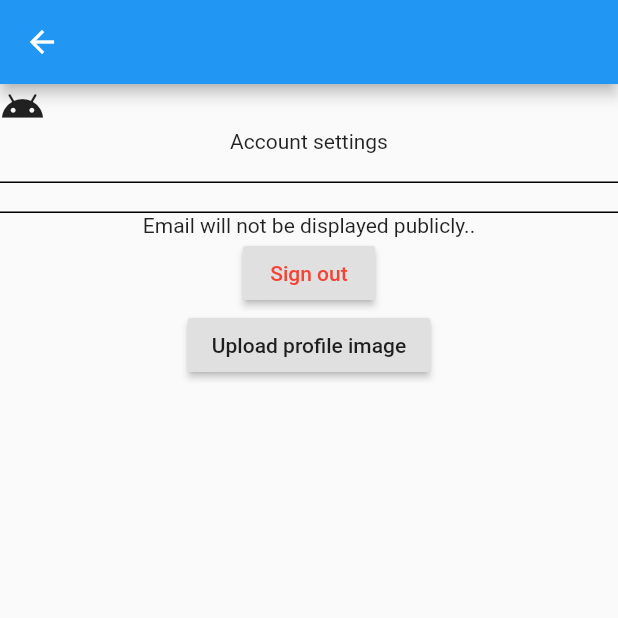
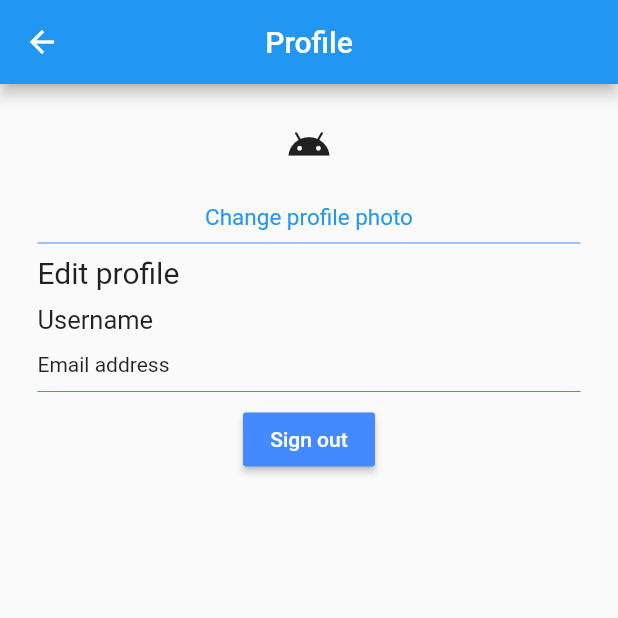
Before and after one commit to Andreasmalleus/FlutterMessenger, a Flutter app: the ChatsPage screen opened directly with empty values, after a tap on the "account circle" icon, on a phone screen of 412 x 824 dp, the top half of it. Run offline on Flutter 3.47's test engine with Material 2 defaults, Android fonts, the phone set to English and light mode, and no system bars; our stand-ins replace file_picker, firebase_auth, firebase_database, firebase_storage; missing offline and left inert: ext_storage; accounts and stored records are empty.

Commit message:
Closes #3 and also an ability to change email or username respectively

```diff
--- a/lib/pages/AccountPage.dart
+++ /dev/null
@@ -1,143 +0,0 @@
-import 'dart:io';
-import 'package:file_picker/file_picker.dart';
-import 'package:flutter/material.dart';
-import 'package:fluttermessenger/models/userModel.dart';
-import 'package:fluttermessenger/services/authenitaction.dart';
-import 'package:fluttermessenger/services/database.dart';
-
-class AccountPage extends StatefulWidget{
-
-  final BaseAuth auth;
-  final BaseDb database;
-  final VoidCallback logOutCallback;
-  final String userId;
-
-  AccountPage({this.database, this.auth, this.logOutCallback, this.userId});
-
-  @override
-  _AccountPageState createState() => _AccountPageState();
-
-}
-
-class _AccountPageState extends State<AccountPage>{
-
-  File file;
-
-  void _signOut() async {
-    try{
-      await widget.auth.signOut();
-      widget.logOutCallback();
-      Navigator.pop(context);
-    }catch(e){
-      print(e);
-    }
-  }
-
-  void _uploadImage() async{
-    String url = "";
-    try{
-      file = await FilePicker.getFile(type: FileType.image);
-      url = await widget.database.uploadUserImageToStorage(file, widget.userId);
-      widget.database.updateUserImageUrl(url, widget.userId);
-    }catch(e){
-      print(e);
-    }
-  }
-
-  @override
-  void initState(){
-    super.initState();
-  }
-
-  Widget build(BuildContext context){
-    if(widget.userId != null){
-      return StreamBuilder(
-            stream: widget.database.getUserRef().child(widget.userId).onValue,
-            builder: (context, snapshot){
-              if(snapshot.hasData && snapshot.data.snapshot.value != null){
-                dynamic dbUser = snapshot.data.snapshot.value;
-                User user = User(
-                  id: widget.userId,
-                  imageUrl: dbUser["imageUrl"],
-                  createdAt: dbUser["createdAt"],
-                  username: dbUser["username"],
-                  email: dbUser["email"]
-                );
-                  return Scaffold(
-                    appBar: AppBar(
-                      title: Text(user.username),
-                      centerTitle: true,
-                    ),
-                    body: Column(
-                      children: <Widget>[
-                        Row(
-                          children: <Widget>[
-                          Container(
-                            child:
-                              user.imageUrl != ""
-                              ?
-                              CircleAvatar(
-                                radius: 60,
-                                backgroundImage: NetworkImage(user.imageUrl),
-                              )
-                              :
-                              Icon(Icons.android, size: 30,)
-                            ),
-                          Container(
-                            child: Text(user.username),
-                          )
-                        ],),
-                        Container(child: Text("Account settings"),),
-
-                        Container(
-                          decoration: BoxDecoration(
-                            border: Border(bottom: BorderSide(color: Colors.black))
-                          ),
-                          child: TextField(
-                            decoration: InputDecoration.collapsed(hintText: user.username),
-                          ),
-                        ),
-                        Container(
-                          decoration: BoxDecoration(
-                            border: Border(bottom: BorderSide(color: Colors.black))
-                          ),
-                          child: TextField(
-                            decoration: InputDecoration.collapsed(hintText: user.email),
-                          ),
-                        ),
-                        Container(
-                          child: Text("Email will not be displayed publicly.."),
-                        ),
-                        Container(
-                          child: RaisedButton(
-                            child: Text("Sign out", style: TextStyle(color: Colors.red),),
-                            onPressed: () => _signOut()
-                            ),
-                        ),
-                        Container(
-                          child: RaisedButton(
-                            child: Text("Upload profile image"),
-                            onPressed: () => {
-                              _uploadImage()
-                            },
-                          ),
-                        ),
-                    ],),
-                  );
-              }else{
-                return Container(
-                  width: 0,
-                  height: 0,
-                );
-              }
-            },
-          );
-    }else{
-      return Container(
-        alignment: Alignment.center,
-        child: CircularProgressIndicator(),
-      );
-    }
-
-  }
-}
--- a/lib/pages/ChatsPage.dart
+++ b/lib/pages/ChatsPage.dart
@@ -1,7 +1,7 @@
 import 'package:flutter/material.dart';
 import 'package:fluttermessenger/models/chatModel.dart';
 import 'package:fluttermessenger/models/userModel.dart';
-import 'package:fluttermessenger/pages/AccountPage.dart';
+import 'package:fluttermessenger/pages/ProfilePage.dart';
 import 'package:fluttermessenger/services/authenitaction.dart';
 import 'package:fluttermessenger/services/database.dart';
 import 'package:fluttermessenger/utils/utils.dart';
@@ -79,7 +79,7 @@ class _ChatsPageState extends State<ChatsPage>{
             ),
             onTap: () => {
               Navigator.of(context, rootNavigator: true).push(MaterialPageRoute(
-                builder: (context) => AccountPage(
+                builder: (context) => ProfilePage(
                   database: widget.database,
                   auth : widget.auth,
                   logOutCallback: widget.logOutCallback,
--- a/lib/pages/GroupsPage.dart
+++ b/lib/pages/GroupsPage.dart
@@ -7,7 +7,7 @@ import 'package:fluttermessenger/utils/utils.dart';
 import 'package:fluttermessenger/components/CustomBottomSheet.dart';
 import 'package:provider/provider.dart';
 
-import 'AccountPage.dart';
+import 'ProfilePage.dart';
 import 'MessagePage.dart';
 
 class GroupsPage extends StatefulWidget{
@@ -77,7 +77,7 @@ class _GroupsPageState extends State<GroupsPage>{
             ),
             onTap: () => {
               Navigator.of(context, rootNavigator: true).push(MaterialPageRoute(
-                builder: (context) => AccountPage(
+                builder: (context) => ProfilePage(
                   database: widget.database,
                   auth : widget.auth,
                   logOutCallback: widget.logOutCallback,
@@ -170,6 +170,8 @@ class _GroupsPageState extends State<GroupsPage>{
                           ),
                       )
                     );
+                  }else{
+                    return Container(width: 0,height: 0,);
                   }
                 }
               );
--- /dev/null
+++ b/lib/pages/ProfilePage.dart
@@ -0,0 +1,183 @@
+import 'dart:io';
+import 'package:file_picker/file_picker.dart';
+import 'package:flutter/material.dart';
+import 'package:fluttermessenger/models/userModel.dart';
+import 'package:fluttermessenger/pages/Email.dart';
+import 'package:fluttermessenger/pages/Username.dart';
+import 'package:fluttermessenger/services/authenitaction.dart';
+import 'package:fluttermessenger/services/database.dart';
+
+class ProfilePage extends StatefulWidget{
+
+  final BaseAuth auth;
+  final BaseDb database;
+  final VoidCallback logOutCallback;
+  final String userId;
+
+  ProfilePage({this.database, this.auth, this.logOutCallback, this.userId});
+
+  @override
+  _ProfilePageState createState() => _ProfilePageState();
+
+}
+
+class _ProfilePageState extends State<ProfilePage>{
+
+  File file;
+
+  void _signOut() async {
+    try{
+      await widget.auth.signOut();
+      widget.logOutCallback();
+      Navigator.pop(context);
+    }catch(e){
+      print(e);
+    }
+  }
+
+  void _uploadProfileImage() async{
+    String url = "";
+    try{
+      file = await FilePicker.getFile(type: FileType.image);
+      url = await widget.database.uploadUserImageToStorage(file, widget.userId);
+      widget.database.updateUserImageUrl(url, widget.userId);
+    }catch(e){
+      print(e);
+    }
+  }
+
+  @override
+  void initState(){
+    super.initState();
+  }
+
+  Widget build(BuildContext context){
+    if(widget.userId != null){
+      return StreamBuilder(
+            stream: widget.database.getUserRef().child(widget.userId).onValue,
+            builder: (context, snapshot){
+              if(snapshot.hasData && snapshot.data.snapshot.value != null){
+                dynamic dbUser = snapshot.data.snapshot.value;
+                User user = User(
+                  id: widget.userId,
+                  imageUrl: dbUser["imageUrl"],
+                  createdAt: dbUser["createdAt"],
+                  username: dbUser["username"],
+                  email: dbUser["email"]
+                );
+                  return Scaffold(
+                    appBar: AppBar(
+                      title: Text("Profile"),
+                      centerTitle: true,
+                    ),
+                    body: Column(
+                      children: <Widget>[
+                        Container(
+                          margin: EdgeInsets.all(25),
+                          child: Row(
+                            mainAxisAlignment: MainAxisAlignment.center,
+                            children: <Widget>[
+                            Container(
+                              child:
+                                user.imageUrl != ""
+                                ?
+                                CircleAvatar(
+                                  radius: 60,
+                                  backgroundImage: NetworkImage(user.imageUrl),
+                                )
+                                :
+                                Icon(Icons.android, size: 30,)
+                              ),
+                          ],),
+                        ),
+                        GestureDetector(
+                          onTap: () => _uploadProfileImage(),
+                          child: Container(
+                            child: Text("Change profile photo", style: TextStyle(fontSize: 15, color: Colors.blue),),
+                          ),
+                        ),
+                        Container(
+                          margin: EdgeInsets.symmetric(horizontal: 25),
+                          child: Divider(color: Colors.blueAccent,)
+                        ),
+                        Container(
+                          margin: EdgeInsets.symmetric(horizontal: 25),
+                          child: Text("Edit profile", style: TextStyle(fontSize: 20),),
+                          alignment: Alignment.topLeft,),
+                        Container(
+                          margin: EdgeInsets.only(top: 10),
+                          child: Row(
+                            children: <Widget>[
+                              Container(
+                                margin: EdgeInsets.only(left: 25),
+                                child: Text("Username", style: TextStyle(fontSize: 17),),
+                                ),
+                              GestureDetector(
+                                onTap: () => Navigator.push(
+                                  context, MaterialPageRoute(
+                                    builder : (context) => Username(
+                                      database: widget.database,
+                                      user: user,
+                                      ))),
+                                child: Container(
+                                  margin: EdgeInsets.only(left: 25),
+                                  child: Text(user.username, style: TextStyle(fontSize: 17),)
+                                ),
+                              ),
+                            ],
+                          ),
+                        ),
+                        Container(
+                          margin: EdgeInsets.only(top: 10),
+                          child: Row(
+                            children: <Widget>[
+                              Container(
+                                margin: EdgeInsets.only(left: 25),
+                                child: Text("Email address", style: TextStyle(fontSize: 14),),
+                                ),
+                              GestureDetector(
+                                onTap: () =>  Navigator.push(
+                                  context, MaterialPageRoute(
+                                    builder : (context) => Email(
+                                      database: widget.database,
+                                      user: user,
+                                      auth: widget.auth
+                                      ))),
+                                child: Container(
+                                  margin: EdgeInsets.only(left: 14),
+                                  child: Text(user.email, style: TextStyle(fontSize: 17),)
+                                ),
+                              ),
+                            ],
+                          ),
+                        ),
+                        Container(
+                          margin: EdgeInsets.symmetric(horizontal: 25),
+                          child: Divider(color: Colors.blueAccent,)
+                        ),
+                        Container(
+                          child: RaisedButton(
+                            color: Colors.blueAccent,
+                            child: Text("Sign out", style: TextStyle(color: Colors.white),),
+                            onPressed: () => _signOut()
+                            ),
+                        ),
+                    ],),
+                  );
+              }else{
+                return Container(
+                  width: 0,
+                  height: 0,
+                );
+              }
+            },
+          );
+    }else{
+      return Container(
+        alignment: Alignment.center,
+        child: CircularProgressIndicator(),
+      );
+    }
+
+  }
+}
--- /dev/null
+++ b/lib/pages/Username.dart
@@ -0,0 +1,62 @@
+import 'package:flutter/cupertino.dart';
+
+import 'package:flutter/material.dart';
+import 'package:fluttermessenger/models/userModel.dart';
+import 'package:fluttermessenger/services/database.dart';
+
+class Username extends StatefulWidget{
+
+  final BaseDb database;
+  final User user;
+
+  Username({this.database, this.user});
+
+  @override
+  _UsernameState createState() => _UsernameState();
+}
+
+class _UsernameState extends State<Username> {
+  String username = "";
+
+  void _updateUsername(String username) async{
+    if(username == "" || username.length < 5){
+      print("Cant be empty and must be more than 5 characters long");
+    }else{
+      await widget.database.updateUsername(widget.user.id, username);
+      Navigator.of(context).pop();
+    }
+  }
+
+  Widget build(BuildContext context){
+    return Scaffold(
+      appBar: AppBar(
+        title: Text("Username"),
+        centerTitle: true,
+        actions: <Widget>[
+          Container(
+            margin: EdgeInsets.only(top: 17, right: 15),
+            child: GestureDetector(
+              child: Text("Done", style: TextStyle(color: Colors.white, fontSize: 20),),
+              onTap: () => _updateUsername(username),
+            ),
+          )
+        ],
+      ),
+      body: Container(
+        margin: EdgeInsets.all(15),
+        child: Column(
+          crossAxisAlignment: CrossAxisAlignment.start,
+          children: [
+            Container(
+              child: Text("Username")
+            ),
+            TextField(
+              onChanged: (value) => username = value,
+              decoration: InputDecoration(hintText: widget.user.username),
+            ),
+          ],
+        ),
+      ),
+    );
+  }
+}
--- a/pubspec.yaml
+++ b/pubspec.yaml
@@ -24,7 +24,7 @@ dependencies:
   flutter:
     sdk: flutter
   firebase_core: ^0.4.0+9
-  firebase_auth: ^0.14.0+5
+  firebase_auth: ^0.16.1
   firebase_database: ^3.1.6
   firebase_storage: ^3.1.6
   intl: ^0.16.1
```
Also changed, not shown: lib/pages/Email.dart (added, +133 -0 lines), lib/services/authenitaction.dart (+25 -12 lines), lib/services/database.dart (+17 -1 lines), pubspec.lock.
